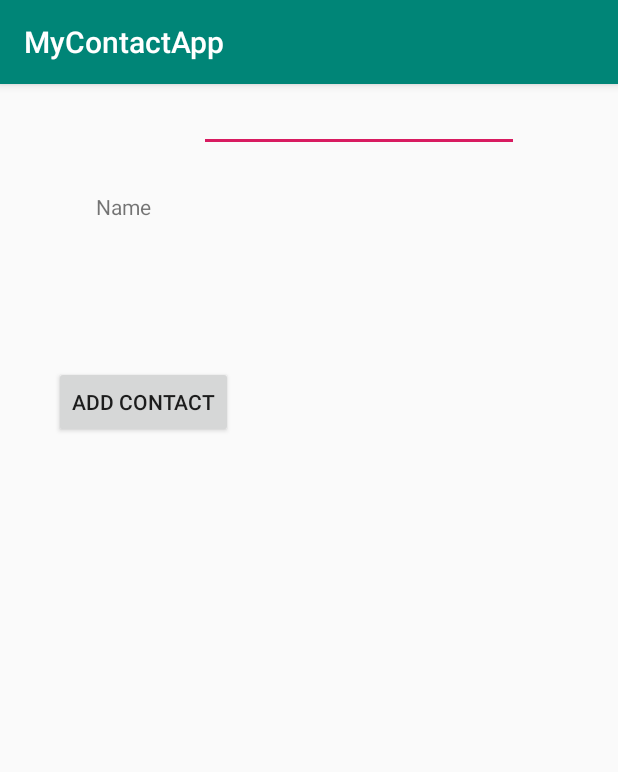
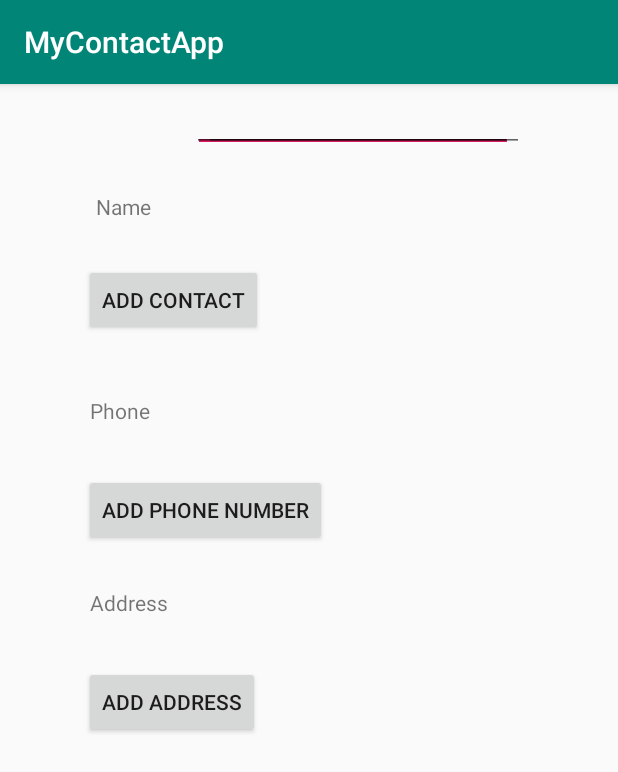
Before and after one commit to Derek-Wen/WenDerek_SQLnotes, an Android app: the screen it shows after launch (MainActivity), on a phone screen of 412 x 824 dp. Shown: the top 772 px of the screen. Run offline under Robolectric (Android 15) with nearby library versions, the phone set to English and light mode, and no system bars.

Commit message:
Added Features

```diff
--- a/app/src/main/res/layout/activity_main.xml
+++ b/app/src/main/res/layout/activity_main.xml
@@ -20,20 +20,82 @@
         android:id="@+id/editText_name"
         android:layout_width="wrap_content"
         android:layout_height="wrap_content"
-        android:layout_marginStart="32dp"
+        android:layout_marginStart="28dp"
         android:ems="10"
         android:inputType="textPersonName"
         app:layout_constraintStart_toEndOf="@+id/textView"
-        tools:layout_editor_absoluteY="59dp" />
+        tools:layout_editor_absoluteY="72dp" />
 
     <Button
         android:id="@+id/button"
         android:layout_width="wrap_content"
         android:layout_height="wrap_content"
-        android:layout_marginStart="36dp"
-        android:layout_marginTop="188dp"
+        android:layout_marginStart="56dp"
+        android:layout_marginTop="120dp"
         android:onClick="addData"
         android:text="Add Contact"
         app:layout_constraintStart_toStartOf="parent"
         app:layout_constraintTop_toTopOf="parent" />
+
+    <EditText
+        android:id="@+id/editText_phone"
+        android:layout_width="wrap_content"
+        android:layout_height="wrap_content"
+        android:layout_marginStart="28dp"
+        android:ems="10"
+        android:inputType="textPersonName"
+        app:layout_constraintStart_toEndOf="@+id/textView2"
+        tools:layout_editor_absoluteY="208dp" />
+
+    <TextView
+        android:id="@+id/textView2"
+        android:layout_width="wrap_content"
+        android:layout_height="wrap_content"
+        android:layout_marginStart="60dp"
+        android:layout_marginTop="208dp"
+        android:text="Phone"
+        app:layout_constraintStart_toStartOf="parent"
+        app:layout_constraintTop_toTopOf="parent" />
+
+    <Button
+        android:id="@+id/button2"
+        android:layout_width="wrap_content"
+        android:layout_height="wrap_content"
+        android:layout_marginStart="56dp"
+        android:layout_marginTop="260dp"
+        android:onClick="addData"
+        android:text="Add Phone Number"
+        app:layout_constraintStart_toStartOf="parent"
+        app:layout_constraintTop_toTopOf="parent" />
+
+    <TextView
+        android:id="@+id/textView3"
+        android:layout_width="wrap_content"
+        android:layout_height="wrap_content"
+        android:layout_marginStart="60dp"
+        android:layout_marginTop="336dp"
+        android:text="Address"
+        app:layout_constraintStart_toStartOf="parent"
+        app:layout_constraintTop_toTopOf="parent" />
+
+    <EditText
+        android:id="@+id/editText_address"
+        android:layout_width="wrap_content"
+        android:layout_height="wrap_content"
+        android:layout_marginStart="24dp"
+        android:ems="10"
+        android:inputType="textPersonName"
+        app:layout_constraintStart_toEndOf="@+id/textView3"
+        tools:layout_editor_absoluteY="328dp" />
+
+    <Button
+        android:id="@+id/button3"
+        android:layout_width="wrap_content"
+        android:layout_height="wrap_content"
+        android:layout_marginStart="56dp"
+        android:layout_marginTop="388dp"
+        android:onClick="addData"
+        android:text="Add Address"
+        app:layout_constraintStart_toStartOf="parent"
+        app:layout_constraintTop_toTopOf="parent" />
 </android.support.constraint.ConstraintLayout>
```
